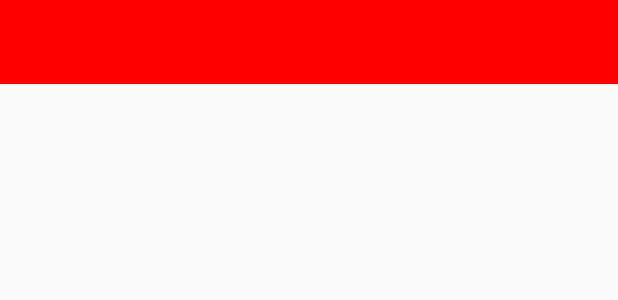
After one commit to RoJoMzZzzz/ANDAR, an Android app: the layout activity_earth.xml on its own in the app's theme, with its tools: preview values and no code run, on a phone screen of 412 x 824 dp. The commit adds this screen. Shown: the top 300 px of the screen. Run offline under Robolectric (Android 15) with nearby library versions, the phone set to English and light mode, and no system bars.

Commit message:
Scrolling Fixed

```diff
--- /dev/null
+++ b/app/src/main/res/layout/activity_earth.xml
@@ -0,0 +1,27 @@
+<?xml version="1.0" encoding="utf-8"?>
+<RelativeLayout xmlns:android="http://schemas.android.com/apk/res/android"
+    xmlns:tools="http://schemas.android.com/tools"
+    xmlns:app="http://schemas.android.com/apk/res-auto"
+    android:id="@+id/activity_earth"
+    android:layout_width="match_parent"
+    android:layout_height="match_parent"
+    tools:context="com.research.andrade.andar.Earth">
+
+    <android.support.design.widget.AppBarLayout
+        android:id="@+id/appBar"
+        android:layout_width="match_parent"
+        android:layout_height="wrap_content"
+        android:fitsSystemWindows="true"
+        android:theme="@style/ThemeOverlay.AppCompat.Dark.ActionBar">
+
+        <android.support.v7.widget.Toolbar
+            android:id="@+id/toolbar"
+            android:layout_width="match_parent"
+            android:layout_height="wrap_content"
+            android:background="?attr/colorPrimary"
+            app:layout_scrollFlags="scroll|exitUntilCollapsed"
+            app:popupTheme="@style/ThemeOverlay.AppCompat.Light" />
+
+    </android.support.design.widget.AppBarLayout>
+
+</RelativeLayout>
--- a/app/src/main/res/layout/fragment_emergency.xml
+++ b/app/src/main/res/layout/fragment_emergency.xml
@@ -1,4 +1,4 @@
-<LinearLayout xmlns:android="http://schemas.android.com/apk/res/android"
+<android.support.v4.widget.NestedScrollView xmlns:android="http://schemas.android.com/apk/res/android"
     xmlns:tools="http://schemas.android.com/tools"
     android:layout_width="match_parent"
     android:layout_height="match_parent"
@@ -202,4 +202,4 @@
     </ScrollView>
 
 
-</LinearLayout>
+</android.support.v4.widget.NestedScrollView>
--- a/app/src/main/res/layout/fragment_more.xml
+++ b/app/src/main/res/layout/fragment_more.xml
@@ -1,4 +1,4 @@
-<LinearLayout xmlns:android="http://schemas.android.com/apk/res/android"
+<android.support.v4.widget.NestedScrollView xmlns:android="http://schemas.android.com/apk/res/android"
     xmlns:tools="http://schemas.android.com/tools"
     android:layout_width="match_parent"
     android:layout_height="match_parent"
@@ -175,4 +175,4 @@
 
     </ScrollView>
 
-</LinearLayout>
+</android.support.v4.widget.NestedScrollView>
--- a/app/src/main/res/layout/fragment_prepare.xml
+++ b/app/src/main/res/layout/fragment_prepare.xml
@@ -1,4 +1,4 @@
-<LinearLayout xmlns:android="http://schemas.android.com/apk/res/android"
+<android.support.v4.widget.NestedScrollView xmlns:android="http://schemas.android.com/apk/res/android"
     xmlns:tools="http://schemas.android.com/tools"
     android:layout_width="match_parent"
     android:layout_height="match_parent"
@@ -204,7 +204,7 @@
                 android:padding="5dp"
                 android:background="@android:color/transparent"
                 android:layout_marginTop="10dp"
-                android:layout_marginBottom="10dp" />
+                 />
 
 
         </TableRow>
@@ -213,4 +213,4 @@
 
     </ScrollView>
 
-</LinearLayout>
+</android.support.v4.widget.NestedScrollView>
--- a/app/src/main/res/layout/fragment_update.xml
+++ b/app/src/main/res/layout/fragment_update.xml
@@ -1,4 +1,4 @@
-<LinearLayout xmlns:android="http://schemas.android.com/apk/res/android"
+<android.support.v4.widget.NestedScrollView xmlns:android="http://schemas.android.com/apk/res/android"
     xmlns:tools="http://schemas.android.com/tools"
     android:layout_width="match_parent"
     android:layout_height="match_parent"
@@ -18,4 +18,4 @@
         android:layout_width="fill_parent"
         android:layout_height="match_parent"/>
 
-</LinearLayout>
+</android.support.v4.widget.NestedScrollView>
```
Also changed, not shown: app/src/main/AndroidManifest.xml (+6 -2 lines), app/src/main/java/com/research/andrade/andar/Earth.java (added, +13 -0 lines), app/src/main/res/drawable/redqr.png (added).
